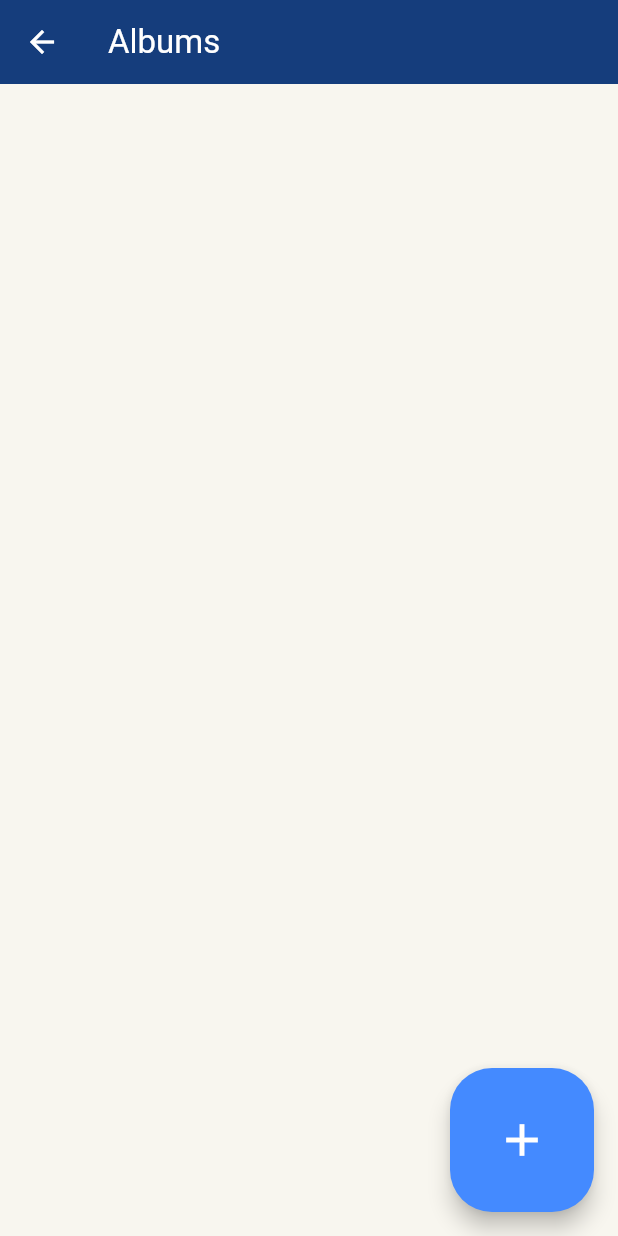
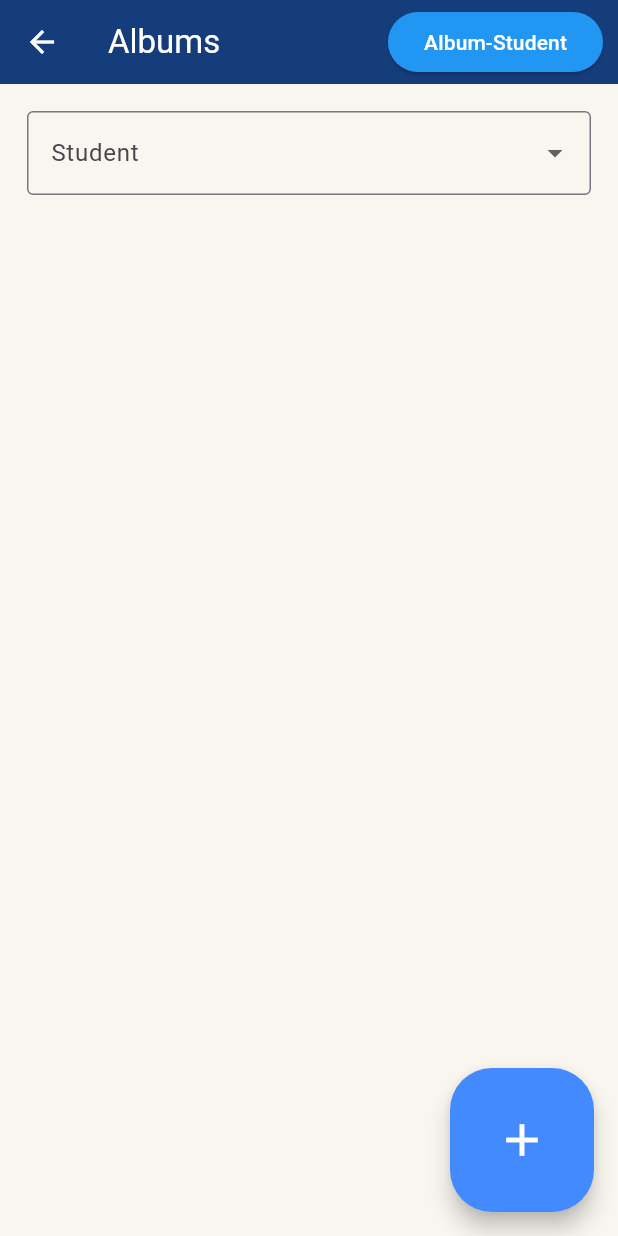
Before and after one commit to rinanaito/harmonia-student-lab, a Flutter app: the AlbumListPage screen opened directly, on a phone screen of 412 x 824 dp. Run offline on Flutter 3.47's test engine with Material 3 defaults, Android fonts, the phone set to English and light mode, and no system bars; our stand-ins replace cached_network_image, firebase_core, firebase_database, google_sign_in, web; missing offline and left inert: googleapis; accounts and stored records are empty.

Commit message:
add file tagger

```diff
--- a/lib/admin/album/album_list_page.dart
+++ b/lib/admin/album/album_list_page.dart
@@ -5,21 +5,60 @@ import 'package:flutter/material.dart';
 import 'package:harmonia_flutter/main.dart';
 
 import '../../models/album.dart';
+import '../../models/media.dart';
 import '../../models/student.dart';
+import '../../services/db_service.dart';
+import '../student_album_adder.dart';
 import 'open_folder_page.dart';
 import '../student_edit_page.dart';
 
-class AlbumListPage extends StatelessWidget {
+class AlbumListPage extends StatefulWidget {
   AlbumListPage({super.key});
+
+  @override
+  State<AlbumListPage> createState() => _AlbumListPageState();
+}
+
+class _AlbumListPageState extends State<AlbumListPage> {
+  List<Media> filteredMedia = [];
+  var filteredStudentId = "";
 
   addGallery(BuildContext context, Album album) {
     Navigator.push(context, MaterialPageRoute(builder: (_) => OpenFolderPage(album)));
   }
 
+  void filterByStudent(String studentId) async {
+    filteredStudentId = studentId;
+    if (studentId.isNotEmpty) {
+      var medias = await dbService().dbMedia(byStudent: true, filter: studentId);
+      setState(() {
+        filteredMedia = medias;
+      });
+    } else {
+      setState(() {
+        filteredMedia = [];
+      });
+    }
+  }
+
   @override
   Widget build(BuildContext context) {
     return Scaffold(
-      appBar: AppBar(title: const Text("Albums"), elevation: 0),
+      appBar: AppBar(
+        title: const Text("Albums"),
+        elevation: 0,
+        actions: [
+          ElevatedButton(
+            style: ElevatedButton.styleFrom(foregroundColor: Colors.white, backgroundColor: Colors.blue),
+            onPressed: () {
+              Navigator.push(context, MaterialPageRoute(builder: (_) => StudentAlbumAdder(Album())));
+            },
+            child: Text("Album-Student"),
+          ),
+          SizedBox(width: 10),
+        ],
+      ),
+
       floatingActionButton: FloatingActionButton.large(
         onPressed: () {
           addGallery(context, Album());
@@ -35,7 +74,37 @@ class AlbumListPage extends StatelessWidget {
           padding: const EdgeInsets.all(18),
           child: Column(
             children: [
-              const SizedBox(height: 20),
+              StreamBuilder(
+                stream: dbService().getStudents(),
+                builder: (context, asyncSnapshot) {
+                  var students = asyncSnapshot.data ?? [];
+                  return DropdownButtonFormField(
+                    items: [
+                      DropdownMenuItem(
+                        value: "",
+                        enabled: true,
+                        child: Text("All", style: const TextStyle(fontSize: 14), overflow: TextOverflow.ellipsis, maxLines: 1),
+                      ),
+                      for (var student in students)
+                        DropdownMenuItem(
+                          value: student.key,
+                          enabled: true,
+                          child: Row(
+                            children: [
+                              Text(student.code, style: const TextStyle(fontSize: 10, color: Colors.black38)),
+                              SizedBox(width: 5),
+                              Text(student.name, style: const TextStyle(fontSize: 14), overflow: TextOverflow.ellipsis, maxLines: 1),
+                            ],
+                          ),
+                        ),
+                    ],
+                    onChanged: (v) {
+                      filterByStudent(v ?? "");
+                    },
+                    decoration: const InputDecoration(labelText: "Student", border: OutlineInputBorder()),
+                  );
+                },
+              ),
 
               Expanded(
                 child: StreamBuilder<List<Album>>(
@@ -46,7 +115,10 @@ class AlbumListPage extends StatelessWidget {
                       return const Center(child: CircularProgressIndicator());
                     }
 
-                    final albums = snapshot.data!;
+                    var albums = snapshot.data!;
+                    if (filteredMedia.isNotEmpty) {
+                      albums = albums.where((a) => filteredMedia.any((m) => m.folderId == a.key)).toList();
+                    }
                     var width = MediaQuery.of(context).size.width;
                     return GridView.builder(
                       padding: const EdgeInsets.all(8),
--- a/lib/admin/album/media_tag_page.dart
+++ b/lib/admin/album/media_tag_page.dart
@@ -85,12 +85,12 @@ class _MediaTagPageState extends State<MediaTagPage> {
                   children: [
                     Positioned.fill(
                       child: CachedNetworkImage(
-                        imageUrl: selectedFile?.thumbnailLink?.replaceAll(RegExp(r'=s\d+$'), '=s1200') ?? "https://drive.google.com/thumbnail?id=${selectedFile?.id ?? ""}&sz=w1000",
+                        imageUrl: selectedFile?.thumbnailLink?.replaceAll(RegExp(r'=s\d+$'), '=s1200') ?? "https://drive.google.com/thumbnail?id=${selectedFile?.id ?? ""}&sz=w1200",
                         fit: BoxFit.contain,
                         placeholder: (context, _) => const CircularProgressIndicator(strokeWidth: 2),
                         errorWidget: (context, _, __) => Center(
                           child: GestureDetector(
-                            onTap: () => openNewTab("https://drive.google.com/thumbnail?id=${selectedFile?.id ?? ""}&sz=w1000"),
+                            onTap: () => openNewTab("https://drive.google.com/thumbnail?id=${selectedFile?.id ?? ""}&sz=w1200"),
                             child: Column(mainAxisAlignment: MainAxisAlignment.center, children: [Icon(Icons.broken_image), SizedBox(height: 5), Text("Couldn't load,\nview to CLICK")]),
                           ),
                         ),
@@ -158,6 +158,7 @@ class _MediaTagPageState extends State<MediaTagPage> {
                 ),
               ),
             ),
+            if (widget.album.key.isNotEmpty)
               SizedBox(
                 width: height > width ? width : min(height, width) * 0.6,
                 child: StreamBuilder(
```
Also changed, not shown: lib/admin/student_album_adder.dart (added, +285 -0 lines), lib/models/album.dart (+8 -2 lines), lib/services/google_drive_service.dart (+7 -1 lines). Lines whose indentation alone changed are shown as unchanged.
